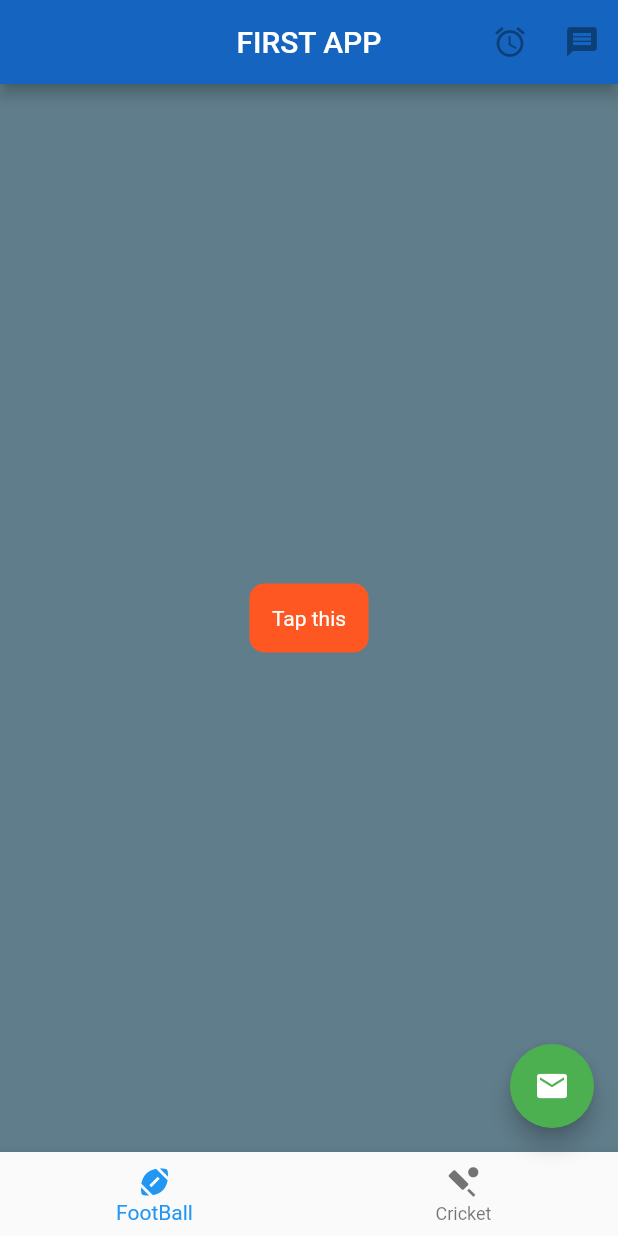
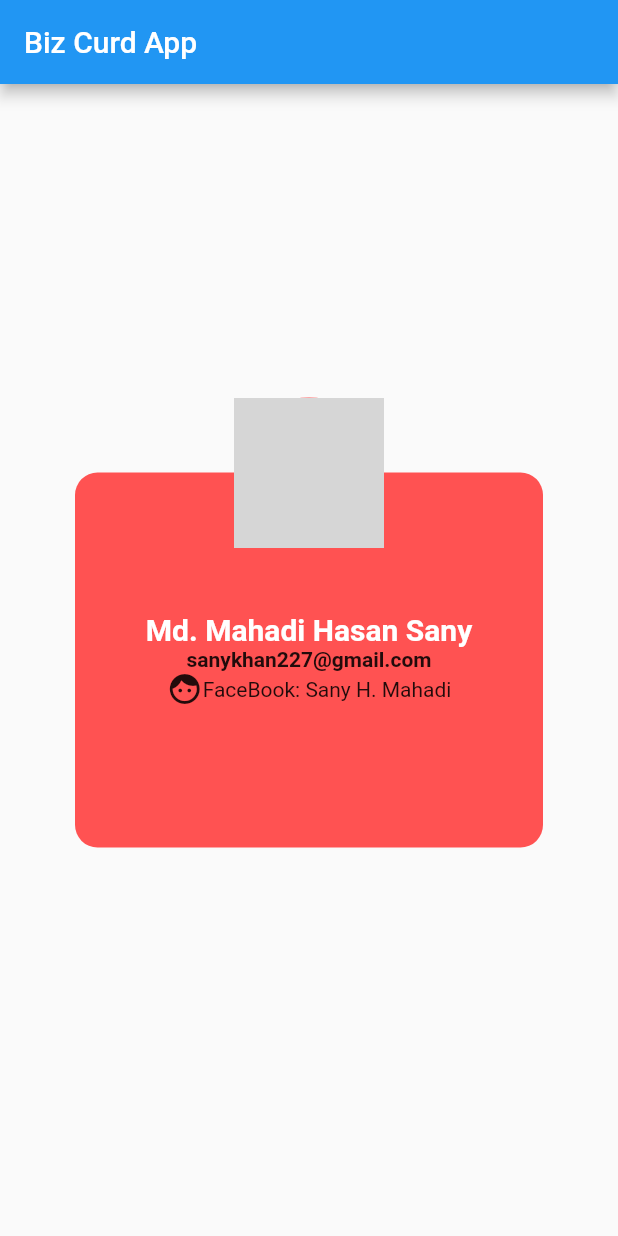
Before and after one commit to sanyhmahadi/UdemyCourse, a Flutter app: the screen it shows after launch, on a phone screen of 412 x 824 dp. Run offline on Flutter 3.47's test engine with Material 2 defaults, Android fonts, the phone set to English and light mode, and no system bars; network calls fail; grey boxes are pictures that could not be loaded.

Commit message:
Biz Curd App

```diff
--- a/lib/main.dart
+++ b/lib/main.dart
@@ -3,5 +3,5 @@ import 'package:flutter/material.dart';
 import 'ui/home.dart';
 
 void main() => runApp(new MaterialApp(
-      home: Scafolder(),
+      home: BizCurd(),
     ));
--- a/lib/ui/home.dart
+++ b/lib/ui/home.dart
@@ -1,6 +1,72 @@
-import 'dart:html';
+import 'package:flutter/material.dart';
 
-import 'package:flutter/material.dart';
+class BizCurd extends StatelessWidget {
+  @override
+  Widget build(BuildContext context) {
+    return Scaffold(
+      appBar: AppBar(
+        title: Text("Biz Curd App"),
+      ),
+      body: Container(
+        alignment: Alignment.center,
+        child: Stack(
+          alignment: Alignment.topCenter,
+          children: [
+            _getContainer(),
+            _getavatar(),
+          ],
+        ),
+      ),
+    );
+  }
+
+  Container _getContainer() {
+    return Container(
+      width: 350,
+      height: 250,
+      margin: EdgeInsets.all(50.0),
+      decoration: BoxDecoration(
+          color: Colors.redAccent, borderRadius: BorderRadius.circular(15)),
+      child: Column(
+        mainAxisAlignment: MainAxisAlignment.center,
+        children: [
+          Text(
+            "Md. Mahadi Hasan Sany",
+            style: TextStyle(
+                fontSize: 20.0,
+                fontWeight: FontWeight.w600,
+                color: Colors.white),
+          ),
+          Text(
+            "sanykhan227@gmail.com",
+            style: TextStyle(fontWeight: FontWeight.w700),
+          ),
+          Row(
+            mainAxisAlignment: MainAxisAlignment.center,
+            children: [
+              Icon(Icons.face_rounded),
+              Text("FaceBook: Sany H. Mahadi")
+            ],
+          )
+        ],
+      ),
+    );
+  }
+
+  Container _getavatar() {
+    return Container(
+      width: 100,
+      height: 100,
+      decoration: BoxDecoration(
+          color: Colors.white,
+          borderRadius: BorderRadius.all(Radius.circular(50.0)),
+          border: Border.all(color: Colors.redAccent, width: 1.2),
+          image: DecorationImage(
+              image: NetworkImage("https://bit.ly/2M5qpOP"),
+              fit: BoxFit.cover)),
+    );
+  }
+}
 
 class Scafolder extends StatelessWidget {
   _onPressedButton() {
@@ -26,7 +92,7 @@ class Scafolder extends StatelessWidget {
         ],
       ),
       floatingActionButton: FloatingActionButton(
-        backgroundColor: Colors.green,
+        backgroundColor: Colors.black,
         child: Icon(Icons.mail),
         onPressed: null,
       ),
@@ -89,21 +155,21 @@ class CustomButton extends StatelessWidget {
   }
 }
 
-class Home extends StatelessWidget {
-  @override
-  Widget build(BuildContext context) {
-    return Material(
-      color: Colors.redAccent,
-      child: Center(
-        child: Text(
-          "Hello Sany",
-          textDirection: TextDirection.ltr,
-          style: TextStyle(
-              fontWeight: FontWeight.w500,
-              fontStyle: FontStyle.italic,
-              fontSize: 25),
-        ),
-      ),
-    );
-  }
-}
+// class Home extends StatelessWidget {
+//   @override
+//   Widget build(BuildContext context) {
+//     return Material(
+//       color: Colors.redAccent,
+//       child: Center(
+//         child: Text(
+//           "Hello Sany",
+//           textDirection: TextDirection.ltr,
+//           style: TextStyle(
+//               fontWeight: FontWeight.w500,
+//               fontStyle: FontStyle.italic,
+//               fontSize: 25),
+//         ),
+//       ),
+//     );
+//   }
+// }
```
